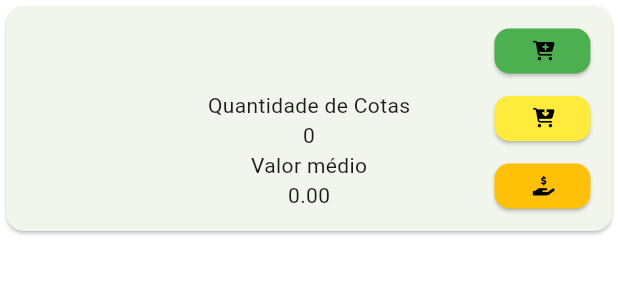
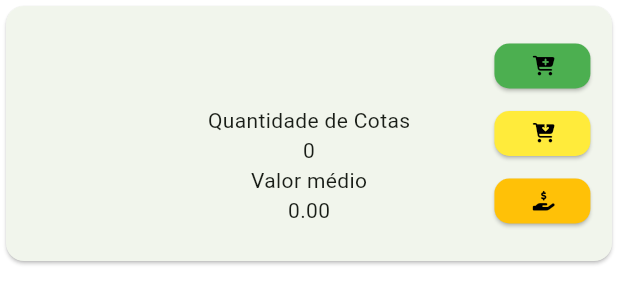
Before and after one commit to GiovanyFT/fiisplan2, a Flutter app: the CardPatrimonio widget shown alone on an empty page, opened directly with empty values, on a phone screen of 412 x 824 dp. Shown: the top 304 px of the screen. Run offline on Flutter 3.47's test engine with Material 3 defaults, Android fonts, the phone set to English and light mode, and no system bars; our stand-ins replace firebase_core, firebase_messaging, firebase_storage, fl_chart, font_awesome_flutter, geocoding and 8 more; missing offline and left inert: flutter_rounded_date_picker; accounts and stored records are empty.

Commit message:
Ajuste no tamanho do Card de Patrimônio

```diff
--- a/lib/telas/localwidget/card_patrimonio.dart
+++ b/lib/telas/localwidget/card_patrimonio.dart
@@ -14,7 +14,7 @@ class CardPatrimonio extends StatelessWidget {
   Widget build(BuildContext context) {
     return Card(
       child: Container(
-        height: 150,
+        height: 170,
         padding: EdgeInsets.all(10),
         child: Row(
           children: <Widget>[
```
